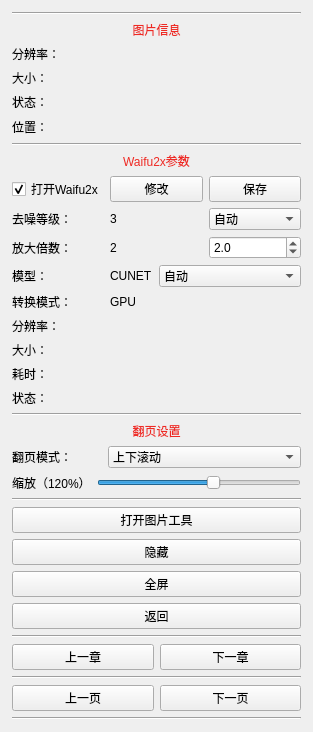
First picture: the form in ui/readimg.ui, repository tonquer/picacg-qt, before the edit.
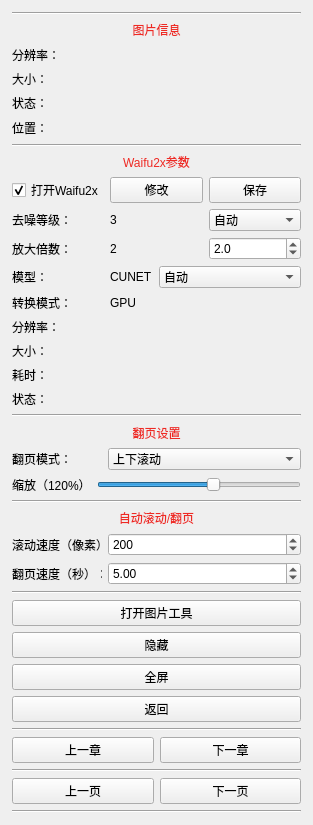
Second picture: the form after the edit.

Commit message: 添加自动滚动翻页，修复聊天室黑色主题下字体看不清

```diff
--- a/ui/readimg.ui
+++ b/ui/readimg.ui
@@ -6,8 +6,8 @@
    <rect>
     <x>0</x>
     <y>0</y>
-    <width>299</width>
-    <height>730</height>
+    <width>313</width>
+    <height>825</height>
    </rect>
   </property>
   <property name="windowTitle">
@@ -503,6 +503,86 @@
          </property>
         </widget>
        </item>
+       <item>
+        <widget class="QLabel" name="label_7">
+         <property name="styleSheet">
+          <string notr="true">color: #ee2a24</string>
+         </property>
+         <property name="text">
+          <string>自动滚动/翻页</string>
+         </property>
+         <property name="alignment">
+          <set>Qt::AlignCenter</set>
+         </property>
+        </widget>
+       </item>
+       <item>
+        <layout class="QHBoxLayout" name="horizontalLayout_12">
+         <item>
+          <widget class="QLabel" name="label_10">
+           <property name="maximumSize">
+            <size>
+             <width>90</width>
+             <height>16777215</height>
+            </size>
+           </property>
+           <property name="text">
+            <string>滚动速度（像素）：</string>
+           </property>
+          </widget>
+         </item>
+         <item>
+          <widget class="QSpinBox" name="scrollSpeed">
+           <property name="minimum">
+            <number>1</number>
+           </property>
+           <property name="maximum">
+            <number>4000</number>
+           </property>
+           <property name="value">
+            <number>200</number>
+           </property>
+          </widget>
+         </item>
+        </layout>
+       </item>
+       <item>
+        <layout class="QHBoxLayout" name="horizontalLayout_13">
+         <item>
+          <widget class="QLabel" name="label_11">
+           <property name="maximumSize">
+            <size>
+             <width>90</width>
+             <height>16777215</height>
+            </size>
+           </property>
+           <property name="text">
+            <string>翻页速度（秒）：</string>
+           </property>
+          </widget>
+         </item>
+         <item>
+          <widget class="QDoubleSpinBox" name="turnSpeed">
+           <property name="minimum">
+            <double>0.100000000000000</double>
+           </property>
+           <property name="singleStep">
+            <double>0.100000000000000</double>
+           </property>
+           <property name="value">
+            <double>5.000000000000000</double>
+           </property>
+          </widget>
+         </item>
+        </layout>
+       </item>
+       <item>
+        <widget class="Line" name="line_8">
+         <property name="orientation">
+          <enum>Qt::Horizontal</enum>
+         </property>
+        </widget>
+       </item>
        <item>
         <widget class="QPushButton" name="copyButton">
          <property name="styleSheet">
```
The commit also changes 50 other files.
